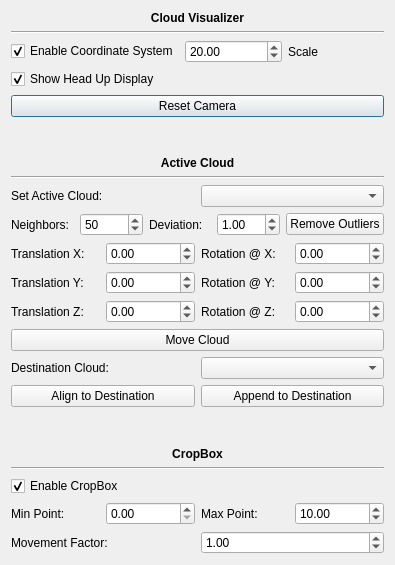
The window that controlbar.ui (AleyHD/PCL-Project) describes before a commit, drawn with Qt 5.
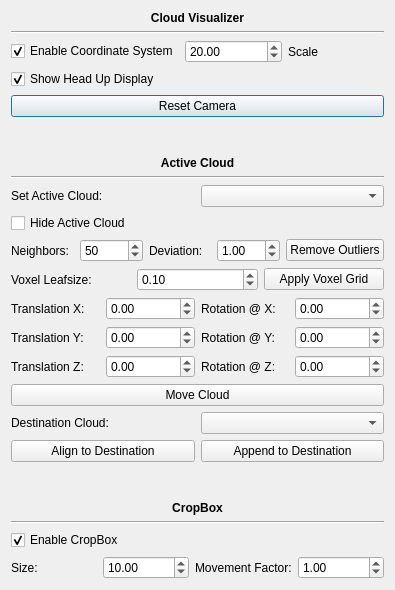
The same window after the commit.

Commit message: Added Hide Cloud & VoxelGrid usage

The edit to the form file:
```diff
--- a/controlbar.ui
+++ b/controlbar.ui
@@ -7,7 +7,7 @@
     <x>0</x>
     <y>0</y>
     <width>395</width>
-    <height>565</height>
+    <height>590</height>
    </rect>
   </property>
   <property name="windowTitle">
@@ -141,6 +141,13 @@
        </item>
       </layout>
      </item>
+     <item>
+      <widget class="QCheckBox" name="checkBox_cloudHideCloud">
+       <property name="text">
+        <string>Hide Active Cloud</string>
+       </property>
+      </widget>
+     </item>
      <item>
       <layout class="QHBoxLayout" name="horizontalLayout_cloudRemoveOutliers">
        <item>
@@ -183,6 +190,31 @@
        </item>
       </layout>
      </item>
+     <item>
+      <layout class="QHBoxLayout" name="horizontalLayout_cloudVoxelGrid">
+       <item>
+        <widget class="QLabel" name="label_cloudVoxelGrid">
+         <property name="text">
+          <string>Voxel Leafsize:</string>
+         </property>
+        </widget>
+       </item>
+       <item>
+        <widget class="QDoubleSpinBox" name="doubleSpinBox_cloudVoxelGrid">
+         <property name="value">
+          <double>0.100000000000000</double>
+         </property>
+        </widget>
+       </item>
+       <item>
+        <widget class="QPushButton" name="pushButton_cloudVoxelGrid">
+         <property name="text">
+          <string>Apply Voxel Grid</string>
+         </property>
+        </widget>
+       </item>
+      </layout>
+     </item>
      <item>
       <layout class="QHBoxLayout" name="horizontalLayout_cloudMoveX">
        <item>
@@ -405,31 +437,17 @@
        <item>
         <widget class="QLabel" name="label_cropBoxSizeX">
          <property name="text">
-          <string>Min Point:</string>
+          <string>Size:</string>
          </property>
         </widget>
        </item>
        <item>
-        <widget class="QDoubleSpinBox" name="doubleSpinBox_cropBoxSizeX"/>
-       </item>
-       <item>
-        <widget class="QLabel" name="label_cropBoxSizeY">
-         <property name="text">
-          <string>Max Point:</string>
-         </property>
-        </widget>
-       </item>
-       <item>
-        <widget class="QDoubleSpinBox" name="doubleSpinBox_cropBoxSizeY">
+        <widget class="QDoubleSpinBox" name="doubleSpinBox_cropBoxSize">
          <property name="value">
           <double>10.000000000000000</double>
          </property>
         </widget>
        </item>
-      </layout>
-     </item>
-     <item>
-      <layout class="QHBoxLayout" name="horizontalLayout_cropBoxMovementFactor">
        <item>
         <widget class="QLabel" name="label_cropBoxMovementFactor">
          <property name="text">
```
Left out of the diff: 7 changed lines with no effect on the pictures. The commit also changes 10 other files.
